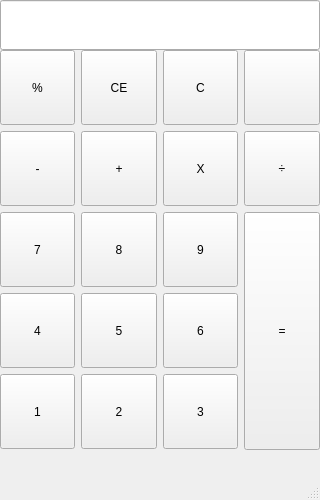
Before: the Qt Designer form src/QTApplication.ui in MupperARS/PWMCalculator, drawn with Qt 5.
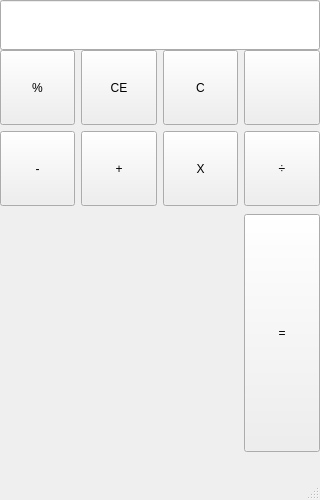
After: the same form once the commit is applied. Icons and pictures are not drawn.

The edit to the form file:
```diff
--- a/src/QTApplication.ui
+++ b/src/QTApplication.ui
@@ -48,8 +48,8 @@
      </rect>
     </property>
     <layout class="QGridLayout" name="gridLayout">
-     <item row="3" column="0">
-      <widget class="QPushButton" name="NumberButton4">
+     <item row="1" column="2">
+      <widget class="QPushButton" name="multiplication">
        <property name="minimumSize">
         <size>
          <width>60</width>
@@ -57,12 +57,12 @@
         </size>
        </property>
        <property name="text">
-        <string>4</string>
+        <string>X</string>
        </property>
       </widget>
      </item>
-     <item row="2" column="1">
-      <widget class="QPushButton" name="NumberButton8">
+     <item row="1" column="3">
+      <widget class="QPushButton" name="divide">
        <property name="minimumSize">
         <size>
          <width>60</width>
@@ -70,38 +70,31 @@
         </size>
        </property>
        <property name="text">
-        <string>8</string>
+        <string>÷</string>
        </property>
       </widget>
      </item>
-     <item row="3" column="1">
-      <widget class="QPushButton" name="NumberButton5">
-       <property name="minimumSize">
-        <size>
-         <width>60</width>
-         <height>75</height>
-        </size>
+     <item row="2" column="3" rowspan="2">
+      <widget class="QPushButton" name="equalButton">
+       <property name="sizePolicy">
+        <sizepolicy hsizetype="Minimum" vsizetype="Fixed">
+         <horstretch>0</horstretch>
+         <verstretch>0</verstretch>
+        </sizepolicy>
        </property>
-       <property name="text">
-        <string>5</string>
-       </property>
-      </widget>
-     </item>
-     <item row="2" column="0">
-      <widget class="QPushButton" name="NumberButton7">
        <property name="minimumSize">
         <size>
          <width>60</width>
-         <height>75</height>
+         <height>238</height>
         </size>
        </property>
        <property name="text">
-        <string>7</string>
+        <string>=</string>
        </property>
       </widget>
      </item>
-     <item row="4" column="1">
-      <widget class="QPushButton" name="twoButton">
+     <item row="1" column="1">
+      <widget class="QPushButton" name="increase">
        <property name="minimumSize">
         <size>
          <width>60</width>
@@ -109,46 +102,7 @@
         </size>
        </property>
        <property name="text">
-        <string>2</string>
-       </property>
-      </widget>
-     </item>
-     <item row="2" column="2">
-      <widget class="QPushButton" name="NumberButton9">
-       <property name="minimumSize">
-        <size>
-         <width>60</width>
-         <height>75</height>
-        </size>
-       </property>
-       <property name="text">
-        <string>9</string>
-       </property>
-      </widget>
-     </item>
-     <item row="4" column="2">
-      <widget class="QPushButton" name="NumberButton3">
-       <property name="minimumSize">
-        <size>
-         <width>60</width>
-         <height>75</height>
-        </size>
-       </property>
-       <property name="text">
-        <string>3</string>
-       </property>
-      </widget>
-     </item>
-     <item row="3" column="2">
-      <widget class="QPushButton" name="NumberButton6">
-       <property name="minimumSize">
-        <size>
-         <width>60</width>
-         <height>75</height>
-        </size>
-       </property>
-       <property name="text">
-        <string>6</string>
+        <string>+</string>
        </property>
       </widget>
      </item>
@@ -178,8 +132,8 @@
        </property>
       </widget>
      </item>
-     <item row="0" column="0">
-      <widget class="QPushButton" name="Percent">
+     <item row="1" column="0">
+      <widget class="QPushButton" name="decrement">
        <property name="minimumSize">
         <size>
          <width>60</width>
@@ -187,20 +141,7 @@
         </size>
        </property>
        <property name="text">
-        <string>%</string>
-       </property>
-      </widget>
-     </item>
-     <item row="4" column="0">
-      <widget class="QPushButton" name="oneButton">
-       <property name="minimumSize">
-        <size>
-         <width>60</width>
-         <height>75</height>
-        </size>
-       </property>
-       <property name="text">
-        <string>1</string>
+        <string>-</string>
        </property>
       </widget>
      </item>
@@ -220,8 +161,8 @@
        </property>
       </widget>
      </item>
-     <item row="1" column="3">
-      <widget class="QPushButton" name="divide">
+     <item row="0" column="0">
+      <widget class="QPushButton" name="Percent">
        <property name="minimumSize">
         <size>
          <width>60</width>
@@ -229,59 +170,7 @@
         </size>
        </property>
        <property name="text">
-        <string>÷</string>
-       </property>
-      </widget>
-     </item>
-     <item row="1" column="0">
-      <widget class="QPushButton" name="decrement">
-       <property name="minimumSize">
-        <size>
-         <width>60</width>
-         <height>75</height>
-        </size>
-       </property>
-       <property name="text">
-        <string>-</string>
-       </property>
-      </widget>
-     </item>
-     <item row="1" column="1">
-      <widget class="QPushButton" name="increase">
-       <property name="minimumSize">
-        <size>
-         <width>60</width>
-         <height>75</height>
-        </size>
-       </property>
-       <property name="text">
-        <string>+</string>
-       </property>
-      </widget>
-     </item>
-     <item row="1" column="2">
-      <widget class="QPushButton" name="multiplication">
-       <property name="minimumSize">
-        <size>
-         <width>60</width>
-         <height>75</height>
-        </size>
-       </property>
-       <property name="text">
-        <string>X</string>
-       </property>
-      </widget>
-     </item>
-     <item row="2" column="3" rowspan="3">
-      <widget class="QPushButton" name="equalButton">
-       <property name="minimumSize">
-        <size>
-         <width>60</width>
-         <height>238</height>
-        </size>
-       </property>
-       <property name="text">
-        <string>=</string>
+        <string>%</string>
        </property>
       </widget>
      </item>
```
